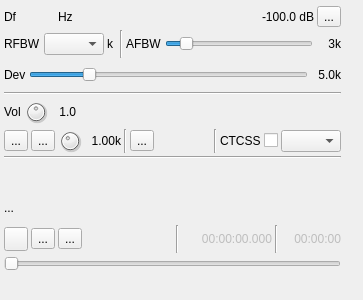
f4exb/sdrangel, file plugins/channeltx/modnfm/nfmmodgui.ui: the form before one commit.
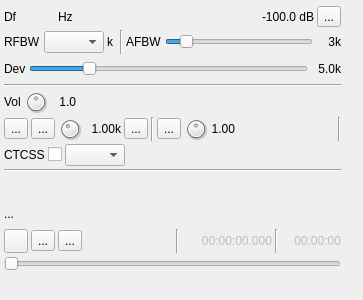
The form after the commit. Icons and pictures are not drawn. Custom widgets are drawn as their Qt base class.

Commit message: Audio modulators audio feedback: AM, NFM, SSB. Removed existing changes for FreeDV and WFM

```diff
--- a/plugins/channeltx/modnfm/nfmmodgui.ui
+++ b/plugins/channeltx/modnfm/nfmmodgui.ui
@@ -476,13 +476,6 @@
         </property>
        </widget>
       </item>
-      <item>
-       <widget class="Line" name="line_3">
-        <property name="orientation">
-         <enum>Qt::Vertical</enum>
-        </property>
-       </widget>
-      </item>
       <item>
        <widget class="ButtonSwitch" name="mic">
         <property name="toolTip">
@@ -500,6 +493,75 @@
         </property>
        </widget>
       </item>
+      <item>
+       <widget class="Line" name="line_3">
+        <property name="orientation">
+         <enum>Qt::Vertical</enum>
+        </property>
+       </widget>
+      </item>
+      <item>
+       <widget class="QToolButton" name="feedbackEnable">
+        <property name="toolTip">
+         <string>Left: enable / disable audio feedback - Right: select audio output device</string>
+        </property>
+        <property name="text">
+         <string>...</string>
+        </property>
+        <property name="icon">
+         <iconset resource="../../../sdrgui/resources/res.qrc">
+          <normaloff>:/sound_off.png</normaloff>
+          <normalon>:/sound_on.png</normalon>:/sound_off.png</iconset>
+        </property>
+        <property name="checkable">
+         <bool>true</bool>
+        </property>
+       </widget>
+      </item>
+      <item>
+       <widget class="QDial" name="feedbackVolume">
+        <property name="maximumSize">
+         <size>
+          <width>24</width>
+          <height>24</height>
+         </size>
+        </property>
+        <property name="toolTip">
+         <string>Audio feedback volume</string>
+        </property>
+        <property name="minimum">
+         <number>0</number>
+        </property>
+        <property name="maximum">
+         <number>100</number>
+        </property>
+        <property name="pageStep">
+         <number>1</number>
+        </property>
+        <property name="value">
+         <number>50</number>
+        </property>
+       </widget>
+      </item>
+      <item>
+       <widget class="QLabel" name="feedbackVolumeText">
+        <property name="maximumSize">
+         <size>
+          <width>30</width>
+          <height>16777215</height>
+         </size>
+        </property>
+        <property name="toolTip">
+         <string>Audio feedback volume</string>
+        </property>
+        <property name="text">
+         <string>1.00</string>
+        </property>
+        <property name="alignment">
+         <set>Qt::AlignRight|Qt::AlignTrailing|Qt::AlignVCenter</set>
+        </property>
+       </widget>
+      </item>
       <item>
        <spacer name="horizontalSpacer_3">
         <property name="orientation">
@@ -520,6 +582,10 @@
         </property>
        </widget>
       </item>
+     </layout>
+    </item>
+    <item>
+     <layout class="QHBoxLayout" name="ctcssLayer">
       <item>
        <widget class="QLabel" name="ctcssLabel">
         <property name="text">
@@ -550,6 +616,19 @@
         </property>
        </widget>
       </item>
+      <item>
+       <spacer name="horizontalSpacer_4">
+        <property name="orientation">
+         <enum>Qt::Horizontal</enum>
+        </property>
+        <property name="sizeHint" stdset="0">
+         <size>
+          <width>40</width>
+          <height>20</height>
+         </size>
+        </property>
+       </spacer>
+      </item>
      </layout>
     </item>
     <item>
```
Left out of the diff: 11 changed lines with no effect on the pictures. The commit also changes 26 other files.
